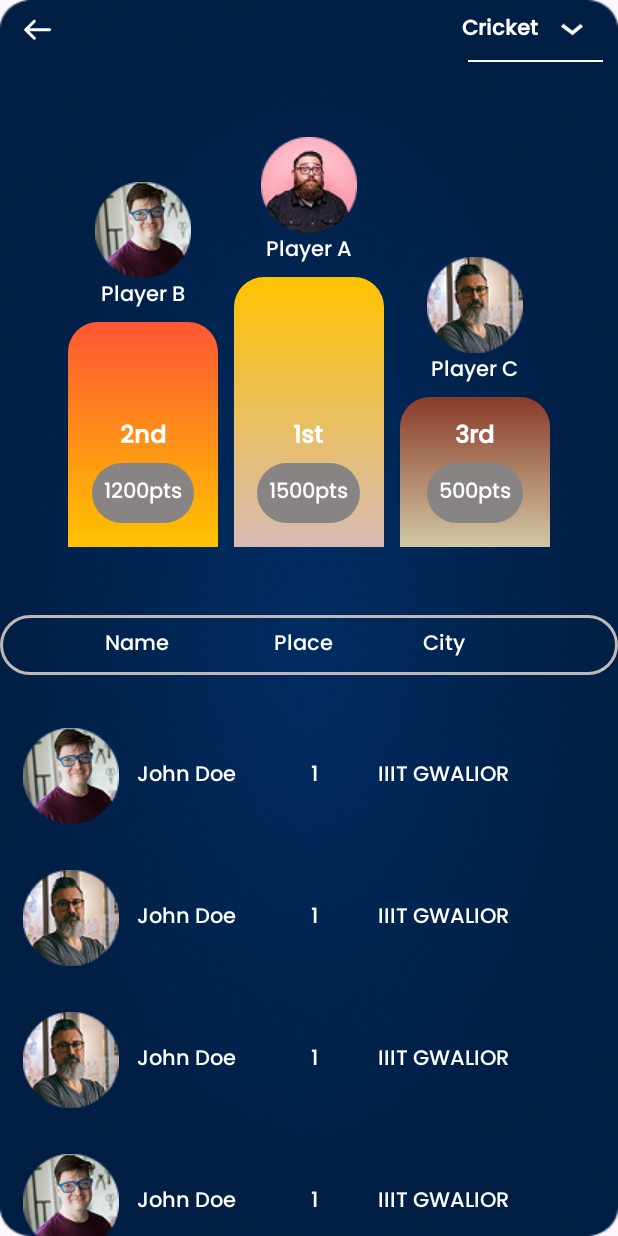
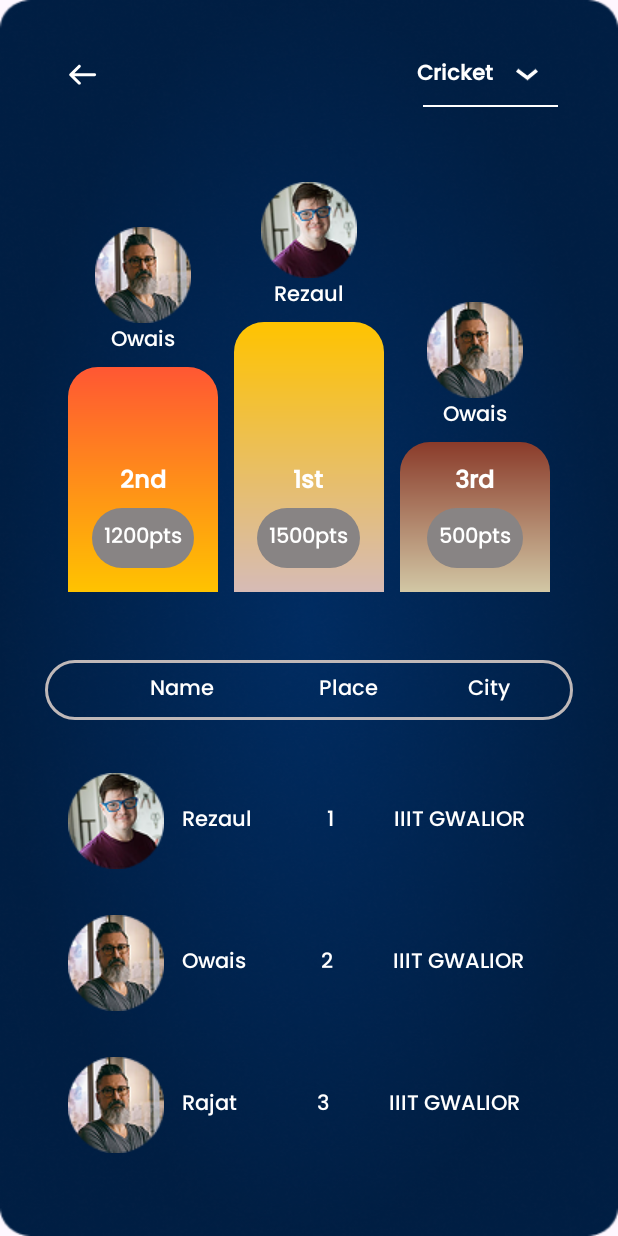
Before and after one commit to rajvirsingh2/Twaran-25, an Android app: the LeaderBoard screen opened directly, with no data from a screen before it, on a phone screen of 412 x 824 dp. Run offline under Robolectric (Android 15) with nearby library versions, the phone set to English and light mode, and no system bars.

Commit message:
design done

```diff
--- a/app/src/main/java/com/example/twaran25/leaderboard/LeaderBoard.kt
+++ b/app/src/main/java/com/example/twaran25/leaderboard/LeaderBoard.kt
@@ -1,37 +1,78 @@
 package com.example.twaran25.leaderboard
 
 import android.os.Bundle
+import android.widget.PopupMenu
 import androidx.activity.enableEdgeToEdge
 import androidx.appcompat.app.AppCompatActivity
-import androidx.core.view.ViewCompat
-import androidx.core.view.WindowInsetsCompat
 import androidx.recyclerview.widget.LinearLayoutManager
-import androidx.recyclerview.widget.RecyclerView
 import com.example.twaran25.R
+import com.example.twaran25.databinding.ActivityLeaderBoardBinding
 
 class LeaderBoard : AppCompatActivity() {
-    val players= listOf(
-        PlayerInfo(R.drawable.avatar_one,"John Doe",1,"IIIT GWALIOR"),
-        PlayerInfo(R.drawable.avatar_third,"John Doe",1,"IIIT GWALIOR"),
-        PlayerInfo(R.drawable.avatar_third,"John Doe",1,"IIIT GWALIOR"),
-        PlayerInfo(R.drawable.avatar_one,"John Doe",1,"IIIT GWALIOR"),
-        PlayerInfo(R.drawable.avatar_one,"John Doe",1,"IIIT GWALIOR"),
-        PlayerInfo(R.drawable.avatar_one,"John Doe",1,"IIIT GWALIOR")
+    private lateinit var binding: ActivityLeaderBoardBinding
+
+    val players = listOf(
+        PlayerInfo(R.drawable.avatar_one, "Rezaul", 1, "IIIT GWALIOR"),
+        PlayerInfo(R.drawable.avatar_third, "Owais", 2, "IIIT GWALIOR"),
+        PlayerInfo(R.drawable.avatar_third, "Rajat ", 3, "IIIT GWALIOR"),
+        PlayerInfo(R.drawable.avatar_one, "John Doe", 4, "IIIT GWALIOR"),
+        PlayerInfo(R.drawable.avatar_one, "John Doe", 5, "IIIT GWALIOR"),
+        PlayerInfo(R.drawable.avatar_one, "John Doe", 6, "IIIT GWALIOR")
     )
-   private lateinit var recyclerView:RecyclerView
+    val first = players.find {
+        it.place == 1
+    }
+    val second = players.find {
+        it.place == 2
+    }
+    val third = players.find {
+        it.place == 3
+    }
+
     override fun onCreate(savedInstanceState: Bundle?) {
         super.onCreate(savedInstanceState)
         enableEdgeToEdge()
-        setContentView(R.layout.activity_leader_board)
-        ViewCompat.setOnApplyWindowInsetsListener(findViewById(R.id.main)) { v, insets ->
-            val systemBars = insets.getInsets(WindowInsetsCompat.Type.systemBars())
-            v.setPadding(systemBars.left, systemBars.top, systemBars.right, systemBars.bottom)
-            insets
+
+        // Initialize ViewBinding
+        binding = ActivityLeaderBoardBinding.inflate(layoutInflater)
+        setContentView(binding.root)
+
+        // Setup RecyclerView
+        binding.recyclerView.layoutManager = LinearLayoutManager(this)
+        binding.recyclerView.adapter = PlayerAdapter(players)
+
+        binding.playerFirstName.text= first?.name ?: ""
+        first?.let { binding.playerFirstImage.setImageResource(it.image) }
+
+        binding.playerSecondName.text= second?.name ?: ""
+        second?.let { binding.playerSecondImage.setImageResource(it.image) }
+
+        binding.playerThirdName.text= second?.name ?: ""
+        third?.let { binding.playerThirdImage.setImageResource(it.image) }
+
+        binding.filter.setOnClickListener { view->
+            val popupMenu=PopupMenu(this,view).apply {
+                menuInflater.inflate(R.menu.sports_menu,menu)
+                setOnMenuItemClickListener {
+                    when(it.itemId) {
+                        R.id.menu_cricket ->{
+                            binding.filterText.text="Cricket"
+                            true}
+                        R.id.menu_football->{
+                            binding.filterText.text="Football"
+                            true}
+                        R.id.menu_basketball->{
+                            binding.filterText.text="Basketball"
+                            true}
+                        R.id.menu_tennis->{true}
+                        else ->true
+                    }
+                }
+            }
+            popupMenu.show()
+
         }
-        recyclerView=findViewById(R.id.recycler_view)
-        recyclerView.layoutManager = LinearLayoutManager(this)
-        recyclerView.adapter=PlayerAdapter(players)
+
 
     }
-
 }
--- a/app/src/main/res/layout/activity_leader_board.xml
+++ b/app/src/main/res/layout/activity_leader_board.xml
@@ -84,11 +84,13 @@ android:layout_marginEnd="10dp"
             android:layout_width="wrap_content"
             android:layout_height="wrap_content">
             <ImageView
+                android:id="@+id/player_second_image"
                 android:src="@drawable/avatar_one"
                 android:layout_gravity="center_horizontal"
                 android:layout_width="wrap_content"
                 android:layout_height="wrap_content"/>
             <TextView
+                android:id="@+id/player_second_name"
                 android:text="Player B"
                 android:layout_gravity="center_horizontal"
                 android:textColor="@color/white"
@@ -145,11 +147,13 @@ android:layout_marginEnd="10dp"
             android:layout_width="wrap_content"
             android:layout_height="wrap_content">
             <ImageView
+                android:id="@+id/player_first_image"
                 android:src="@drawable/avater_first"
                 android:layout_gravity="center_horizontal"
                 android:layout_width="wrap_content"
                 android:layout_height="wrap_content"/>
             <TextView
+                android:id="@+id/player_first_name"
                 android:text="Player A"
                 android:layout_gravity="center_horizontal"
                 android:textColor="@color/white"
@@ -206,11 +210,13 @@ android:layout_marginEnd="10dp"
             android:layout_width="wrap_content"
             android:layout_height="wrap_content">
             <ImageView
+                android:id="@+id/player_third_image"
                 android:src="@drawable/avatar_third"
                 android:layout_gravity="center_horizontal"
                 android:layout_width="wrap_content"
                 android:layout_height="wrap_content"/>
             <TextView
+                android:id="@+id/player_third_name"
                 android:text="Player C"
                 android:layout_gravity="center_horizontal"
                 android:textColor="@color/white"
--- /dev/null
+++ b/app/src/main/res/menu/sports_menu.xml
@@ -0,0 +1,34 @@
+<?xml version="1.0" encoding="utf-8"?>
+<menu xmlns:android="http://schemas.android.com/apk/res/android">
+
+    <item
+        android:id="@+id/menu_cricket"
+        android:title="Cricket" />
+
+    <item
+        android:id="@+id/menu_football"
+        android:title="Football" />
+
+    <item
+        android:id="@+id/menu_basketball"
+        android:title="Basketball" />
+
+    <item
+        android:id="@+id/menu_tennis"
+        android:title="Tennis" />
+
+
+    <item
+        android:id="@+id/menu_volleyball"
+        android:title="Volleyball" />
+
+
+    <item
+        android:id="@+id/menu_boxing"
+        android:title="Boxing" />
+
+    <item
+        android:id="@+id/menu_wrestling"
+        android:title="Wrestling" />
+
+</menu>
```
